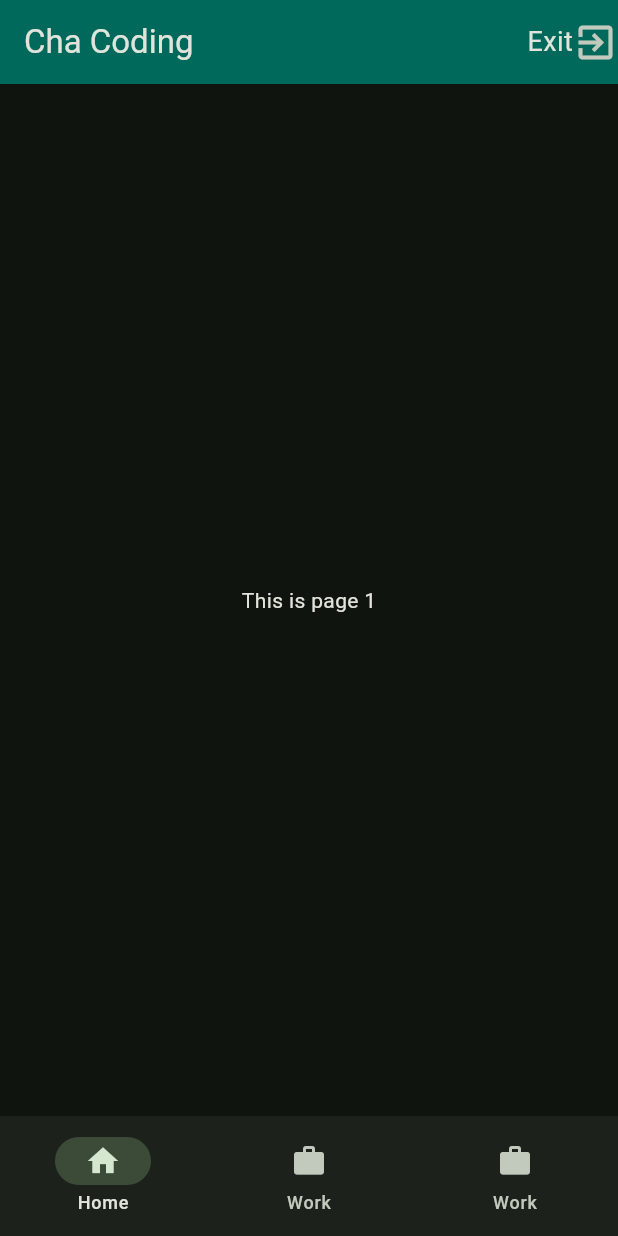
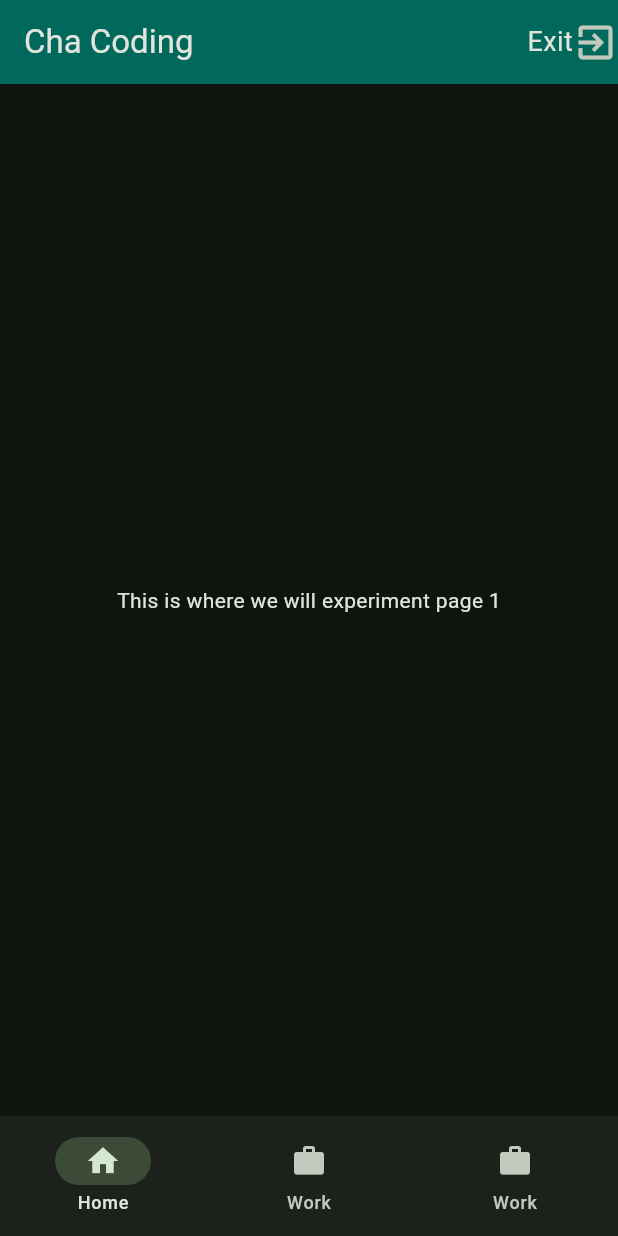
Before and after one commit to iktiarnazib/Flutterapp, a Flutter app: the screen it shows after launch, on a phone screen of 412 x 824 dp. Run offline on Flutter 3.47's test engine with Material 3 defaults, Android fonts, the phone set to English and light mode, and no system bars.

Commit message:
Changed the pages text as experiment

```diff
--- a/lib/main.dart
+++ b/lib/main.dart
@@ -15,7 +15,7 @@ class MyApp extends StatelessWidget {
   @override
   Widget build(BuildContext context) {
     return MaterialApp(
-      debugShowCheckedModeBanner: false,
+      debugShowCheckedModeBanner: true,
       theme: ThemeData(
         colorScheme: ColorScheme.fromSeed(
           seedColor: Colors.green,
@@ -92,10 +92,10 @@ class _HomePageState extends State<HomePage> {
       //   ),
       // ),
       body: clientSelection == 0
-          ? Center(child: Text("This is page 1"))
+          ? Center(child: Text("This is where we will experiment page 1"))
           : clientSelection == 1
-          ? Center(child: Text("This is page 2"))
-          : Center(child: Text("This is page 3")),
+          ? Center(child: Text("This is where we will experiment page 2"))
+          : Center(child: Text("This is page where we will experiment 3")),
       bottomNavigationBar: NavigationBar(
         destinations: [
           NavigationDestination(icon: Icon(Icons.home), label: 'Home'),
```
